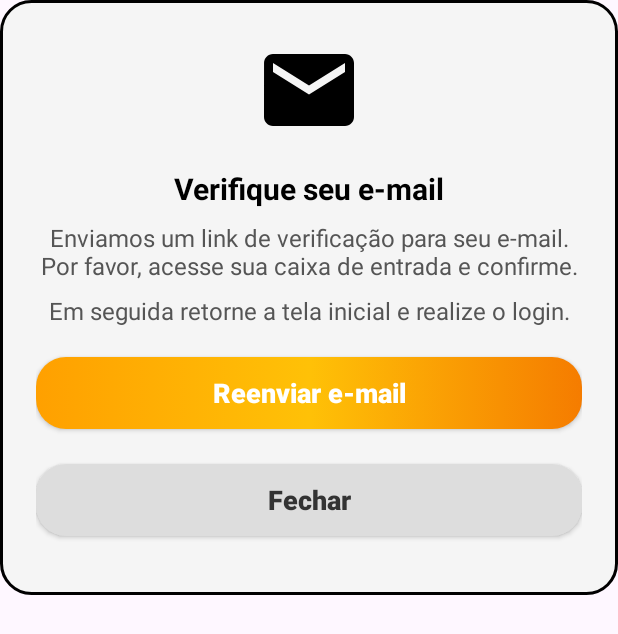
After one commit to JoaoCarlos1908/App_Negocios, an Android app: the layout dialog_verificacao_email.xml on its own in the app's theme, with its tools: preview values and no code run, on a phone screen of 412 x 824 dp. The commit adds this screen. Shown: the top 634 px of the screen. Run offline under Robolectric (Android 15) with nearby library versions, the phone set to English and light mode, and no system bars.

Commit message:
Adição, salvamento e edição de imagens de perfil do cliente, verficação de emial em acadastro implementada

```diff
--- /dev/null
+++ b/app/src/main/res/layout/dialog_verificacao_email.xml
@@ -0,0 +1,65 @@
+<?xml version="1.0" encoding="utf-8"?>
+<LinearLayout xmlns:android="http://schemas.android.com/apk/res/android"
+    android:id="@+id/dialog_verificacao_email"
+    android:layout_width="match_parent"
+    android:layout_height="wrap_content"
+    android:background="@drawable/conteiner_dashboard"
+    android:gravity="center"
+    android:orientation="vertical"
+    android:padding="24dp">
+
+    <ImageView
+        android:layout_width="72dp"
+        android:layout_height="72dp"
+        android:layout_gravity="center"
+        android:src="@drawable/ic_email" />
+
+    <TextView
+        android:id="@+id/tvTitulo"
+        android:layout_width="match_parent"
+        android:layout_height="wrap_content"
+        android:layout_marginTop="16dp"
+        android:gravity="center"
+        android:text="Verifique seu e-mail"
+        android:textColor="#000000"
+        android:textSize="20sp"
+        android:textStyle="bold" />
+
+    <TextView
+        android:id="@+id/tvMensagem"
+        android:layout_width="match_parent"
+        android:layout_height="wrap_content"
+        android:layout_marginTop="8dp"
+        android:gravity="center"
+        android:text="Enviamos um link de verificação para seu e-mail. Por favor, acesse sua caixa de entrada e confirme."
+        android:textColor="#555555"
+        android:textSize="16sp" />
+
+    <TextView
+        android:id="@+id/tvMensagem2"
+        android:layout_width="match_parent"
+        android:layout_height="wrap_content"
+        android:layout_marginTop="8dp"
+        android:gravity="center"
+        android:text="Em seguida retorne a tela inicial e realize o login."
+        android:textColor="#555555"
+        android:textSize="16sp" />
+
+    <androidx.appcompat.widget.AppCompatButton
+        android:id="@+id/btnReenviarEmail"
+        style="@style/mediumButton"
+        android:layout_width="match_parent"
+        android:layout_height="wrap_content"
+        android:layout_marginTop="20dp"
+        android:text="Reenviar e-mail" />
+
+    <androidx.appcompat.widget.AppCompatButton
+        android:id="@+id/btnFechar"
+        style="@style/mediumButton"
+        android:layout_width="match_parent"
+        android:layout_height="wrap_content"
+        android:layout_marginTop="8dp"
+        android:backgroundTint="#DDDDDD"
+        android:text="Fechar"
+        android:textColor="#333333" />
+</LinearLayout>
--- a/app/src/main/res/layout/fragment_perfil.xml
+++ b/app/src/main/res/layout/fragment_perfil.xml
@@ -17,7 +17,8 @@
             android:id="@+id/iconUser"
             android:layout_width="100dp"
             android:layout_height="100dp"
-            android:layout_margin="5dp"
+            android:layout_marginTop="15dp"
+            android:layout_marginBottom="5dp"
             android:clickable="false"
             android:src="@drawable/ic_perfil"
             app:layout_constraintEnd_toEndOf="parent"
--- a/app/src/main/res/layout/fragment_perfil_cliente.xml
+++ b/app/src/main/res/layout/fragment_perfil_cliente.xml
@@ -17,7 +17,8 @@
             android:id="@+id/iconUser"
             android:layout_width="100dp"
             android:layout_height="100dp"
-            android:layout_margin="5dp"
+            android:layout_marginTop="20dp"
+            android:layout_marginBottom="5dp"
             android:clickable="false"
             android:src="@drawable/ic_perfil"
             app:layout_constraintEnd_toEndOf="parent"
```
Also changed, not shown: app/src/main/java/com/example/appnegocios/FormCadastro.java (+34 -9 lines), app/src/main/java/com/example/appnegocios/FormLogin.java (+123 -4 lines), app/src/main/java/com/example/appnegocios/ui/perfilCliente/PerfilClienteFragment.java (+112 -6 lines).
